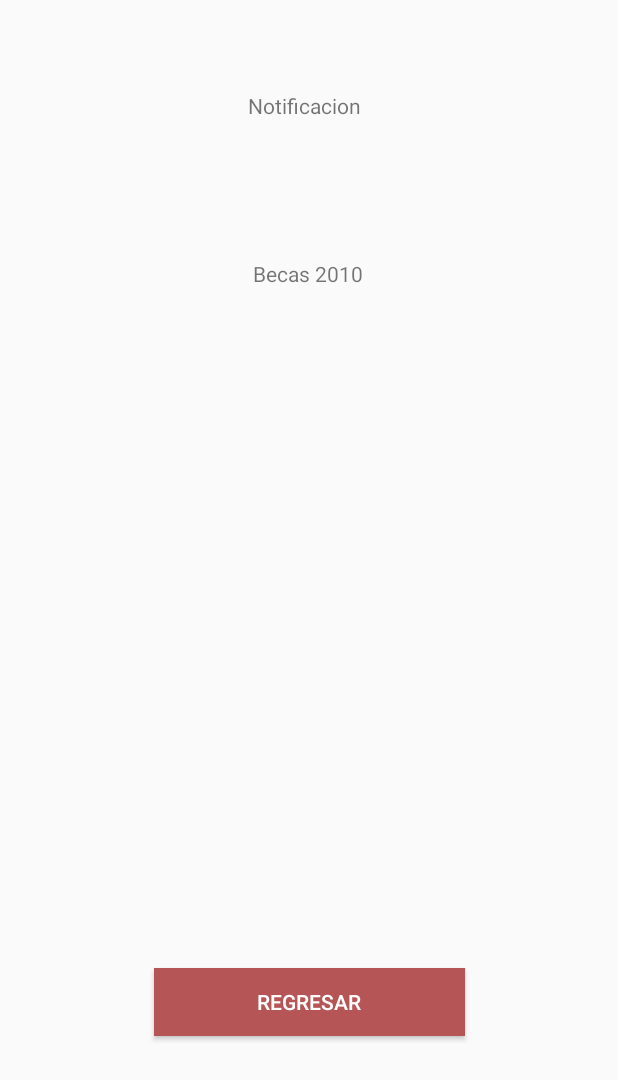
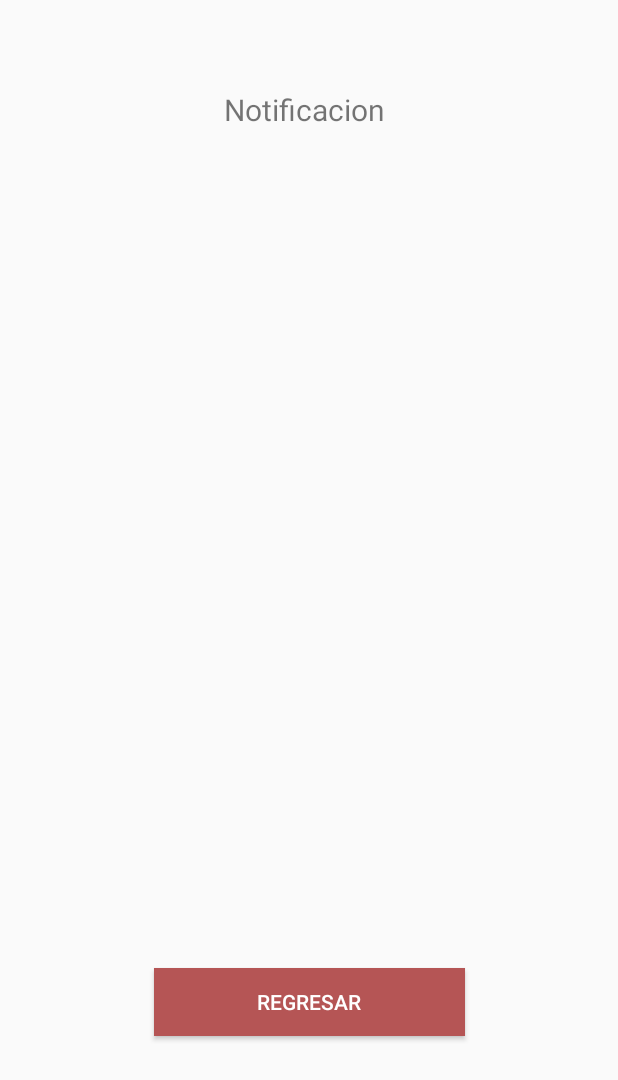
Before and after one commit to CarlitosObr/ProyectoNotiPushUPIIZ, an Android app: the Detalle screen opened directly, with no data from a screen before it, on a phone screen of 412 x 824 dp. Shown: the top 1080 px of the screen. Run offline under Robolectric (Android 15) with nearby library versions, the phone set to English and light mode, and no system bars; 2 statements that could not run were skipped.

Commit message:
- Está listo el funcionamiento

```diff
--- a/app/src/main/java/com/example/notipushupiiz/Detalle.java
+++ b/app/src/main/java/com/example/notipushupiiz/Detalle.java
@@ -2,13 +2,36 @@ package com.example.notipushupiiz;
 
 import androidx.appcompat.app.AppCompatActivity;
 
+import android.content.Intent;
 import android.os.Bundle;
+import android.view.View;
+import android.widget.Button;
+import android.widget.TextView;
 
 public class Detalle extends AppCompatActivity {
-
+    TextView titu;
+    TextView desc;
+    Button back;
     @Override
     protected void onCreate(Bundle savedInstanceState) {
         super.onCreate(savedInstanceState);
         setContentView(R.layout.activity_detalle);
+        titu = findViewById(R.id.tituloTV);
+        desc = findViewById(R.id.descripTV);
+        back = findViewById(R.id.regresaya);
+        Bundle mib = getIntent().getExtras();
+        String titulin = mib.getString("titulo");
+        String descri = mib.getString("descripcion");
+        titu.setText(titulin);
+        desc.setText(descri);
+        back.setOnClickListener(new View.OnClickListener() {
+            @Override
+            public void onClick(View v) {
+                Intent intencion = new Intent(getApplicationContext(), menu.class);
+
+             //   intencion.putExtras(mib);
+                finish();
+            }
+        });
     }
 }
--- a/app/src/main/res/layout/activity_detalle.xml
+++ b/app/src/main/res/layout/activity_detalle.xml
@@ -7,11 +7,14 @@
     android:layout_height="match_parent"
     tools:context=".Detalle">
 
+
     <TextView
         android:id="@+id/textView"
-        android:layout_width="81dp"
-        android:layout_height="17dp"
+        android:layout_width="113dp"
+        android:layout_height="34dp"
         android:text="@string/notificacion"
+        android:textColorHighlight="@color/primary_text"
+        android:textSize="20sp"
         app:layout_constraintBottom_toBottomOf="parent"
         app:layout_constraintEnd_toEndOf="parent"
         app:layout_constraintStart_toStartOf="parent"
@@ -21,7 +24,7 @@
     <LinearLayout
             android:layout_width="284dp"
             android:layout_height="334dp"
-        android:orientation="horizontal"
+            android:orientation="vertical"
             app:layout_constraintBottom_toBottomOf="parent"
             app:layout_constraintEnd_toEndOf="parent"
             app:layout_constraintHorizontal_bias="0.496"
@@ -29,17 +32,34 @@
             app:layout_constraintTop_toTopOf="parent"
             app:layout_constraintVertical_bias="0.353">
 
+
+
             <TextView
-            android:id="@+id/textView2"
-            android:layout_width="0dp"
+                android:id="@+id/tituloTV"
+                android:layout_width="match_parent"
                 android:layout_height="wrap_content"
+
+                android:gravity="center"
+                android:text="@string/becas_2010" />
+
+            <TextView
+                android:id="@+id/descripTV"
+                android:layout_width="match_parent"
+                android:layout_height="0dp"
                 android:layout_weight="1"
                 android:gravity="center"
-            android:text="@string/becas_2010" />
+                android:text="TextView" />
+
         </LinearLayout>
 
+
+
+
+
+
+
     <Button
-        android:id="@+id/button1"
+        android:id="@+id/regresaya"
         android:layout_width="207dp"
         android:layout_height="45dp"
         android:background="#B55555"
--- a/app/src/main/res/layout/app_bar_main.xml
+++ b/app/src/main/res/layout/app_bar_main.xml
@@ -15,7 +15,7 @@
             android:id="@+id/toolbar"
             android:layout_width="match_parent"
             android:layout_height="?attr/actionBarSize"
-            android:background="?attr/colorPrimary"
+            android:background="?attr/colorPrimaryDark"
             app:popupTheme="@style/AppTheme.PopupOverlay" />
 
     </com.google.android.material.appbar.AppBarLayout>
--- a/app/src/main/res/layout/fragment_notipush.xml
+++ b/app/src/main/res/layout/fragment_notipush.xml
@@ -8,6 +8,7 @@
 
     <!-- TODO: Update blank fragment layout -->
     <ListView
+        android:id="@+id/listita"
         android:layout_width="match_parent"
         android:layout_height="match_parent" />
 
--- a/app/src/main/res/layout/nav_header_main.xml
+++ b/app/src/main/res/layout/nav_header_main.xml
@@ -3,7 +3,7 @@
     xmlns:app="http://schemas.android.com/apk/res-auto"
     android:layout_width="match_parent"
     android:layout_height="@dimen/nav_header_height"
-    android:background="@drawable/side_nav_bar"
+    android:background="@color/colorAccent"
     android:gravity="bottom"
     android:orientation="vertical"
     android:paddingLeft="@dimen/activity_horizontal_margin"
--- a/app/src/main/res/values/colors.xml
+++ b/app/src/main/res/values/colors.xml
@@ -1,6 +1,12 @@
 <?xml version="1.0" encoding="utf-8"?>
 <resources>
-    <color name="colorPrimary">#6200EE</color>
-    <color name="colorPrimaryDark">#3700B3</color>
-    <color name="colorAccent">#03DAC5</color>
+
+    <color name="colorPrimary">#F44336</color>
+    <color name="colorPrimaryDark">#D32F2F</color>
+    <color name="primary_light">#FFCDD2</color>
+    <color name="colorAccent">#607D8B</color>
+    <color name="primary_text">#212121</color>
+    <color name="secondary_text">#757575</color>
+    <color name="icons">#FFFFFF</color>
+    <color name="divider">#BDBDBD</color>
 </resources>
```
Also changed, not shown: app/src/main/java/com/example/notipushupiiz/Adaptador.java (+35 -4 lines), app/src/main/java/com/example/notipushupiiz/MainActivity.java (+25 -2 lines), app/src/main/java/com/example/notipushupiiz/menu.java (+10 -11 lines), app/src/main/java/com/example/notipushupiiz/notificacion.java (added, +41 -0 lines), app/src/main/java/com/example/notipushupiiz/notipush.java (+143 -3 lines), app/src/main/res/drawable-v21/button_rounded.xml (added, +9 -0 lines), app/src/main/res/values/credenciales.xml (added, +7 -0 lines). Lines whose indentation alone changed are shown as unchanged.
